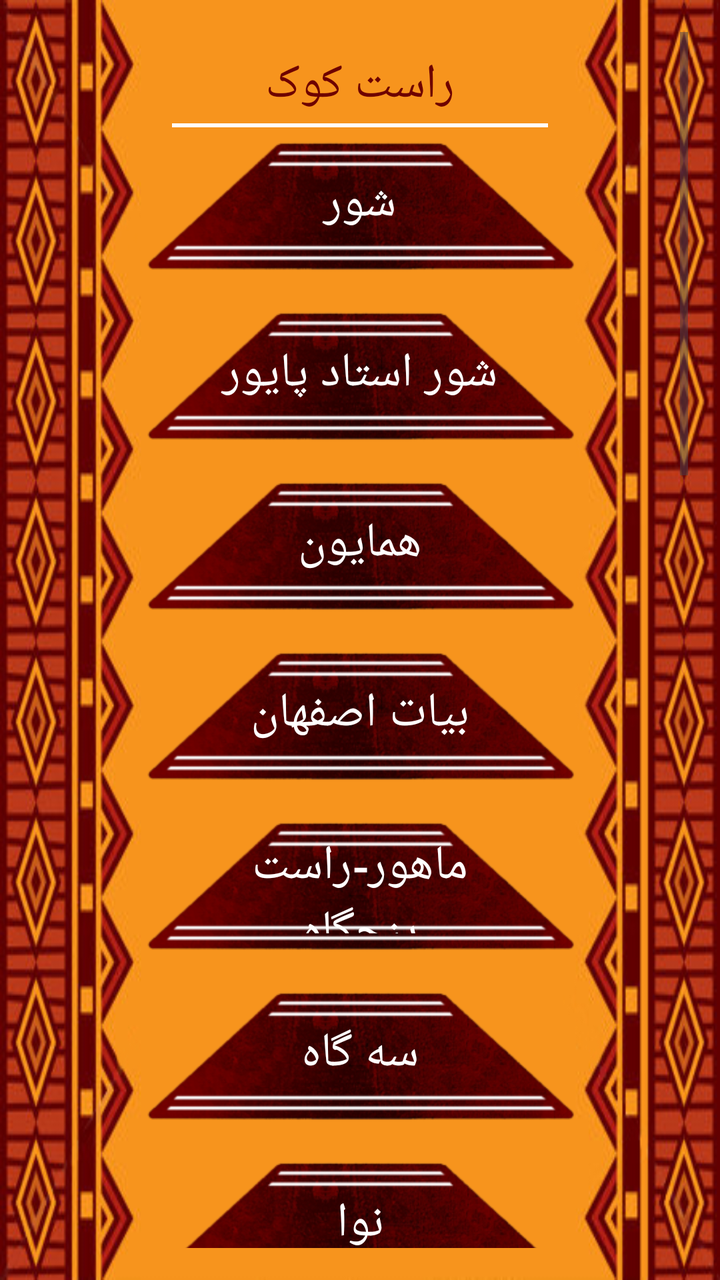
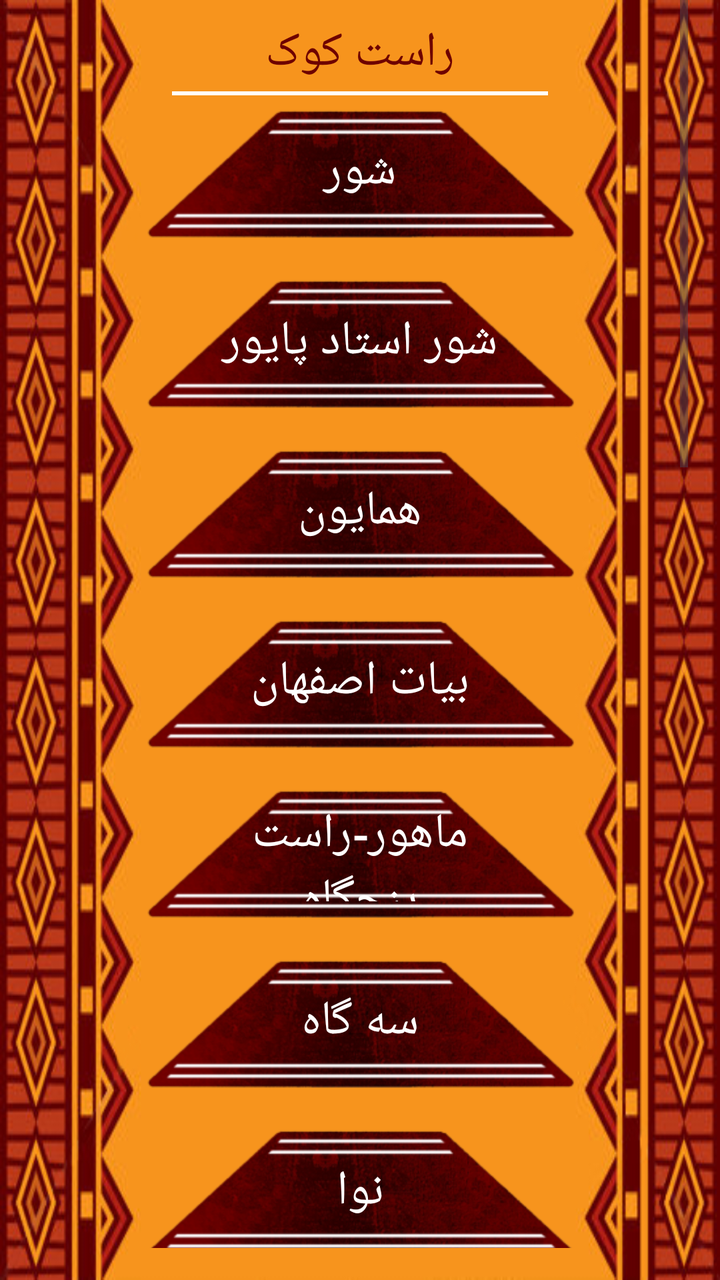

Screens rendered from an Android XML layout before and after an edit, with the pre-edit source and the edit as a unified diff.
<!-- AndroidManifest.xml: application theme Apptheme -->
<!-- res/layout/activity_santur_menu.xml -->
<RelativeLayout xmlns:android="http://schemas.android.com/apk/res/android"
    xmlns:tools="http://schemas.android.com/tools"
    android:layout_width="match_parent"
    android:layout_height="match_parent"
    android:background="@drawable/bg"
    android:paddingBottom="@dimen/activity_vertical_margin"
    android:paddingLeft="@dimen/activity_horizontal_margin"
    android:paddingRight="@dimen/activity_horizontal_margin"
    android:paddingTop="@dimen/activity_vertical_margin"
    tools:context=".MainMenu" >

    <ScrollView
        android:id="@+id/scrollView1"
        android:layout_width="match_parent"
        android:layout_height="match_parent" >

        <LinearLayout
            android:layout_width="match_parent"
            android:layout_height="match_parent"
            android:gravity="center_horizontal"
            android:orientation="vertical" >
            <TextView
                android:id="@+id/tv_rastKook"
                android:textSize="24sp"
                android:textColor="@color/redMenu"
                android:gravity="center"
                android:layout_width="match_parent"
                android:layout_height="match_parent"
                android:layout_marginBottom="2dp"
                android:layout_marginLeft="70dp"
                android:layout_marginRight="70dp"
                android:layout_marginTop="10dp"
                android:text="راست کوک"
                 />
            <View

                android:layout_width="match_parent"
                android:layout_height="2dp"
                android:layout_marginBottom="3dp"
                android:layout_marginLeft="70dp"
                android:layout_marginRight="70dp"
                android:layout_marginTop="1dp"
                android:background="@color/white" />
            <Button
                android:id="@+id/shur_Tuning"
                android:layout_width="220dp"
                android:layout_height="70dp"
                android:background="@drawable/custom"
                android:text="@string/shur"
                android:textColor="@color/white"
                android:textSize="24sp" />

            <Button
                android:id="@+id/shur_Tuning_payvar"
                android:layout_width="220dp"
                android:layout_height="70dp"
                android:layout_marginTop="15dp"
                android:background="@drawable/custom"
                android:text="@string/shurPayver"
                android:textColor="@color/white"
                android:textSize="24sp" />

            <Button
                android:id="@+id/Homayun_Tuning"
                android:layout_width="220dp"
                android:layout_height="70dp"
                android:layout_marginTop="15dp"
                android:background="@drawable/custom"
                android:text="@string/homayun"
                android:textColor="@color/white"
                android:textSize="24sp" />

            <Button
                android:id="@+id/esfehan_Tuning"
                android:layout_width="220dp"
                android:layout_height="70dp"
                android:layout_marginTop="15dp"
                android:background="@drawable/custom"
                android:text="@string/esfehan"
                android:textColor="@color/white"
                android:textSize="24sp" />

            <Button
                android:id="@+id/mahur_Tuning"
                android:layout_width="220dp"
                android:layout_height="70dp"
                android:layout_marginTop="15dp"
                android:background="@drawable/custom"
                android:text="@string/mahur"
                android:textColor="@color/white"
                android:textSize="24sp" />



            <Button
                android:id="@+id/segah_Tuning"
                android:layout_width="220dp"
                android:layout_height="70dp"
                android:layout_marginTop="15dp"
                android:background="@drawable/custom"
                android:text="@string/segah"
                android:textColor="@color/white"
                android:textSize="24sp" />
            <Button
                android:id="@+id/nava_Tuning"
                android:layout_width="220dp"
                android:layout_height="70dp"
                android:layout_marginTop="15dp"
                android:background="@drawable/custom"
                android:text="@string/nava"
                android:textColor="@color/white"
                android:textSize="24sp" />


            <Button
                android:id="@+id/chargah_Tuning"
                android:layout_width="220dp"
                android:layout_height="70dp"
                android:layout_marginTop="15dp"
                android:background="@drawable/custom"
                android:text="@string/chahargah"
                android:textColor="@color/white"
                android:textSize="24sp" />

            <TextView
                android:id="@+id/tv_chapKook"
                android:textSize="24sp"
                android:textColor="@color/redMenu"
                android:gravity="center"
                android:layout_width="match_parent"
                android:layout_height="match_parent"
                android:layout_marginBottom="2dp"
                android:layout_marginLeft="70dp"
                android:layout_marginRight="70dp"
                android:layout_marginTop="10dp"
                android:text="چپ کوک"
                />
            <View

                android:layout_width="match_parent"
                android:layout_height="2dp"
                android:layout_marginBottom="3dp"
                android:layout_marginLeft="70dp"
                android:layout_marginRight="70dp"
                android:layout_marginTop="1dp"
                android:background="@color/white" />
            <Button
                android:id="@+id/shorRe_Tuning"
                android:layout_width="220dp"
                android:layout_height="70dp"
                android:layout_marginTop="15dp"
                android:background="@drawable/custom"
                android:text="@string/shorRe"
                android:textColor="@color/white"
                android:textSize="24sp" />
            <Button
                android:id="@+id/homayounChap_Tuning"
                android:layout_width="220dp"
                android:layout_height="70dp"
                android:layout_marginTop="15dp"
                android:background="@drawable/custom"
                android:text="@string/HomayunChap"
                android:textColor="@color/white"
                android:textSize="24sp" />

            <Button
                android:id="@+id/esfehanFa_Tuning"
                android:layout_width="220dp"
                android:layout_height="70dp"
                android:layout_marginTop="15dp"
                android:background="@drawable/custom"
                android:text="@string/esfehanFa"
                android:textColor="@color/white"
                android:textSize="24sp" />
            <Button
                android:id="@+id/mahurChap_Tuning"
                android:layout_width="220dp"
                android:layout_height="70dp"
                android:layout_marginTop="15dp"
                android:background="@drawable/custom"
                android:text="@string/MahurChap"
                android:textColor="@color/white"
                android:textSize="24sp" />

            <Button
                android:id="@+id/segahChap_Tuning"
                android:layout_width="220dp"
                android:layout_height="70dp"
                android:layout_marginTop="15dp"
                android:background="@drawable/custom"
                android:text="@string/segahChap"
                android:textColor="@color/white"
                android:textSize="24sp" />

            <Button
                android:id="@+id/chahargahChap_Tuning"
                android:layout_width="220dp"
                android:layout_height="70dp"
                android:layout_marginTop="15dp"
                android:background="@drawable/custom"
                android:text="@string/chahargahChap"
                android:textColor="@color/white"
                android:textSize="24sp" />


            <TextView
                android:id="@+id/tv_talifiqiKook"
                android:textSize="24sp"
                android:textColor="@color/redMenu"
                android:gravity="center"
                android:layout_width="match_parent"
                android:layout_height="match_parent"
                android:layout_marginBottom="2dp"
                android:layout_marginLeft="70dp"
                android:layout_marginRight="70dp"
                android:layout_marginTop="10dp"
                android:text="تلفیقی"
                />
            <View

                android:layout_width="match_parent"
                android:layout_height="2dp"
                android:layout_marginBottom="3dp"
                android:layout_marginLeft="70dp"
                android:layout_marginRight="70dp"
                android:layout_marginTop="1dp"
                android:background="@color/white" />

            <Button
                android:id="@+id/faMinor_Tuning"
                android:layout_width="220dp"
                android:layout_height="70dp"
                android:layout_marginTop="15dp"
                android:background="@drawable/custom"
                android:text="@string/faMinor"
                android:textColor="@color/white"
                android:textSize="24sp" />

            <Button
                android:id="@+id/doMinor_Tuning"
                android:layout_width="220dp"
                android:layout_height="70dp"
                android:layout_marginTop="15dp"
                android:background="@drawable/custom"
                android:text="@string/doMinor"
                android:textColor="@color/white"
                android:textSize="24sp" />

            <Button
                android:id="@+id/doMajor_Tuning"
                android:layout_width="220dp"
                android:layout_height="70dp"
                android:layout_marginTop="15dp"
                android:background="@drawable/custom"
                android:text="@string/doMajor"
                android:textColor="@color/white"
                android:textSize="24sp" />

            <Button
                android:id="@+id/custom_Tuning"
                android:layout_width="220dp"
                android:layout_height="70dp"
                android:layout_marginTop="15dp"
                android:background="@drawable/custom"
                android:text="@string/custom"
                android:textColor="@color/white"
                android:textSize="24sp" />
        </LinearLayout>
    </ScrollView>

</RelativeLayout>
<!-- resources referenced by this layout -->
<resources>
  <item name="redMenu" type="color">#6e0001</item>
  <item name="white" type="color">#FFFFFFFF</item>
  <dimen name="activity_horizontal_margin">16dp</dimen>
  <dimen name="activity_vertical_margin">16dp</dimen>
  <!-- drawable bg: jpg bitmap (drawable, 125657 bytes) -->
  <!-- drawable custom (drawable) -->
  <?xml version="1.0" encoding="utf-8"?>
  <selector
    xmlns:android="http://schemas.android.com/apk/res/android">
      <item android:state_pressed="true" android:drawable="@drawable/button_s"  />
      <item android:drawable="@drawable/button" />
  </selector>
  <string name="HomayunChap">همایون دو</string>
  <string name="MahurChap">ماهور دو</string>
  <string name="chahargah">چهارگاه</string>
  <string name="chahargahChap">چهارگاه سل</string>
  <string name="custom">ایجاد کوک دلخواه</string>
  <string name="doMajor">دو ماژور</string>
  <string name="doMinor">دو مینور</string>
  <string name="esfehan">بیات اصفهان</string>
  <string name="esfehanFa">اصفهان فا</string>
  <string name="faMinor">فا مینور</string>
  <string name="homayun">همایون</string>
  <string name="mahur">ماهور-راست پنجگاه</string>
  <string name="nava">نوا</string>
  <string name="segah">سه گاه</string>
  <string name="segahChap">سه گاه می کرن</string>
  <string name="shorRe">شور ر</string>
  <string name="shur">شور</string>
  <string name="shurPayver">شور استاد پایور</string>
  <style name="Apptheme" parent="AppTheme.Base">
          
  
  
      </style>
  <!-- drawable button_s: png bitmap (drawable, 40708 bytes) -->
  <!-- drawable button: png bitmap (drawable, 41018 bytes) -->
  <style name="AppTheme.Base" parent="Theme.Material3.DayNight.NoActionBar">
      <item name="colorPrimary">@color/primaryColor</item>
      <item name="colorPrimaryDark">@color/primaryColorDark</item>
      <item name="colorAccent">@color/accentColor</item>
      <item name="android:windowBackground">@color/windowBackground</item>
          <item name="android:popupBackground">@color/windowBackground</item>
          
          <item name="materialButtonStyle">@style/Widget.App.Button</item>
          <item name="buttonStyle">@style/Widget.App.Button.Legacy</item>
      </style>
  <color name="primaryColor">#4A5FD9</color>
  <color name="primaryColorDark">#2E3A99</color>
  <color name="accentColor">#D4AF37</color>
  <color name="windowBackground">#121212</color>
  <style name="Widget.App.Button" parent="Widget.Material3.Button">
          <item name="backgroundTint">@null</item>
      </style>
  <style name="Widget.App.Button.Legacy" parent="android:Widget.Button">
          <item name="android:backgroundTint">@null</item>
      </style>
</resources>

<!-- the commit's change to res/layout/activity_santur_menu.xml (unified diff, before → after) -->
@@ -3,10 +3,10 @@
     android:layout_width="match_parent"
     android:layout_height="match_parent"
     android:background="@drawable/bg"
+    android:fitsSystemWindows="true"
     android:paddingBottom="@dimen/activity_vertical_margin"
     android:paddingLeft="@dimen/activity_horizontal_margin"
     android:paddingRight="@dimen/activity_horizontal_margin"
-    android:paddingTop="@dimen/activity_vertical_margin"
     tools:context=".MainMenu" >
 
     <ScrollView
@@ -265,6 +265,24 @@
                 android:text="@string/custom"
                 android:textColor="@color/white"
                 android:textSize="24sp" />
+
+            <TextView
+                android:id="@+id/tv_savedKooks"
+                android:layout_width="match_parent"
+                android:layout_height="wrap_content"
+                android:layout_marginTop="16dp"
+                android:gravity="center"
+                android:text="@string/saved_kooks_menu_title"
+                android:textColor="@color/redMenu"
+                android:textSize="22sp"
+                android:visibility="gone" />
+
+            <LinearLayout
+                android:id="@+id/saved_kooks_container"
+                android:layout_width="match_parent"
+                android:layout_height="wrap_content"
+                android:gravity="center_horizontal"
+                android:orientation="vertical" />
         </LinearLayout>
     </ScrollView>
 
<!-- resource entries referenced after the edit -->
@@ -25,15 +25,14 @@
   <string name="homayun">همایون</string>
   <string name="mahur">ماهور-راست پنجگاه</string>
   <string name="nava">نوا</string>
+  <string name="saved_kooks_menu_title">کوک‌های ذخیره شده</string>
   <string name="segah">سه گاه</string>
   <string name="segahChap">سه گاه می کرن</string>
   <string name="shorRe">شور ر</string>
   <string name="shur">شور</string>
   <string name="shurPayver">شور استاد پایور</string>
   <style name="Apptheme" parent="AppTheme.Base">
-          
-  
-  
+          <item name="preferenceTheme">@style/PreferenceThemeOverlay.App</item>
       </style>
   <!-- drawable button_s: png bitmap (drawable, 40708 bytes) -->
   <!-- drawable button: png bitmap (drawable, 41018 bytes) -->
@@ -42,20 +41,28 @@
       <item name="colorPrimaryDark">@color/primaryColorDark</item>
       <item name="colorAccent">@color/accentColor</item>
       <item name="android:windowBackground">@color/windowBackground</item>
-          <item name="android:popupBackground">@color/windowBackground</item>
+          <item name="android:popupBackground">@color/cardColor</item>
+          <item name="android:textColorPrimary">@color/onSurface</item>
           
           <item name="materialButtonStyle">@style/Widget.App.Button</item>
           <item name="buttonStyle">@style/Widget.App.Button.Legacy</item>
+      </style>
+  <style name="PreferenceThemeOverlay.App" parent="PreferenceThemeOverlay.v14.Material">
+          <item name="android:textColorPrimary">@color/onSurface</item>
+          <item name="android:textColorSecondary">@color/onSurfaceVariant</item>
       </style>
   <color name="primaryColor">#4A5FD9</color>
   <color name="primaryColorDark">#2E3A99</color>
   <color name="accentColor">#D4AF37</color>
   <color name="windowBackground">#121212</color>
+  <color name="cardColor">#FF1E1C26</color>
+  <color name="onSurface">#FFECEAF4</color>
   <style name="Widget.App.Button" parent="Widget.Material3.Button">
           <item name="backgroundTint">@null</item>
       </style>
   <style name="Widget.App.Button.Legacy" parent="android:Widget.Button">
           <item name="android:backgroundTint">@null</item>
       </style>
+  <color name="onSurfaceVariant">#FFC7C3D2</color>
 </resources>
 
